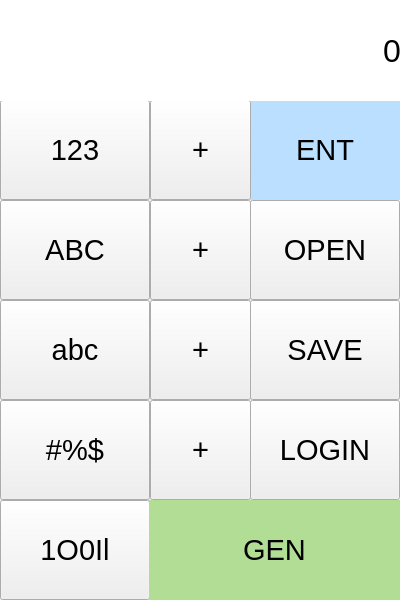
itemerev/PassGen, file PassGen_Des01.ui: the form before one commit.
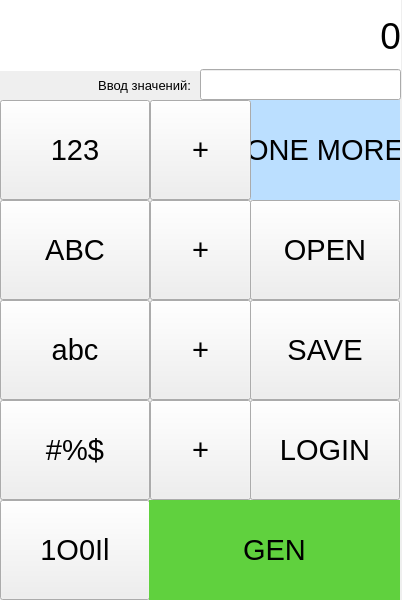
The form after the commit.

Commit message: Добавил действие кнопки ONE MORE для выбора длины генерируемого пароля, а также копирование пароля в буфер обмена.

Diff of the .ui file:
```diff
--- a/PassGen_Des01.ui
+++ b/PassGen_Des01.ui
@@ -6,7 +6,7 @@
    <rect>
     <x>0</x>
     <y>0</y>
-    <width>400</width>
+    <width>402</width>
     <height>600</height>
    </rect>
   </property>
@@ -62,7 +62,7 @@
     <property name="styleSheet">
      <string notr="true">#btn_gen {
 	border: none;
-	background-color: rgb(177, 221, 149);
+	background-color: rgb(96, 209, 62);
 }
 #btn_gen:hover {
 	border: none;
@@ -325,7 +325,7 @@
 </string>
     </property>
     <property name="text">
-     <string>ENT</string>
+     <string>ONE MORE</string>
     </property>
    </widget>
    <widget class="QPushButton" name="btn_add_symbols">
@@ -458,12 +458,12 @@
       <x>0</x>
       <y>0</y>
       <width>401</width>
-      <height>101</height>
+      <height>71</height>
      </rect>
     </property>
     <property name="font">
      <font>
-      <pointsize>24</pointsize>
+      <pointsize>28</pointsize>
      </font>
     </property>
     <property name="styleSheet">
@@ -482,6 +482,46 @@
      <number>0</number>
     </property>
    </widget>
+   <widget class="QLabel" name="label_2">
+    <property name="geometry">
+     <rect>
+      <x>0</x>
+      <y>70</y>
+      <width>191</width>
+      <height>31</height>
+     </rect>
+    </property>
+    <property name="font">
+     <font>
+      <pointsize>10</pointsize>
+     </font>
+    </property>
+    <property name="text">
+     <string>Ввод значений:</string>
+    </property>
+    <property name="alignment">
+     <set>Qt::AlignRight|Qt::AlignTrailing|Qt::AlignVCenter</set>
+    </property>
+    <property name="wordWrap">
+     <bool>false</bool>
+    </property>
+    <property name="margin">
+     <number>10</number>
+    </property>
+    <property name="indent">
+     <number>0</number>
+    </property>
+   </widget>
+   <widget class="QLineEdit" name="lineEdit">
+    <property name="geometry">
+     <rect>
+      <x>200</x>
+      <y>69</y>
+      <width>201</width>
+      <height>31</height>
+     </rect>
+    </property>
+   </widget>
   </widget>
  </widget>
  <resources/>
```
Left out of the diff: 6 changed lines with no effect on the pictures. The commit also changes 1 other file.
